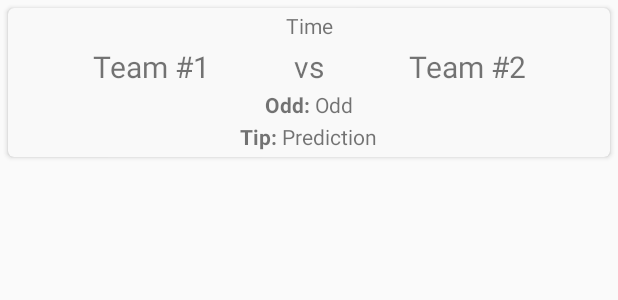
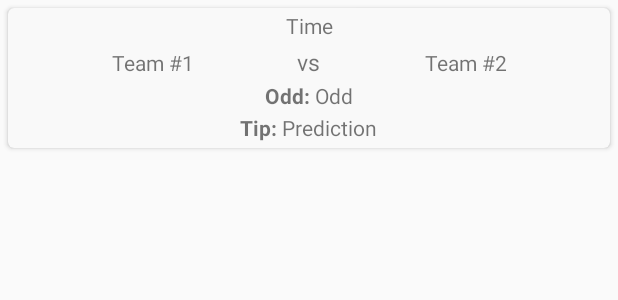
Before and after one commit to ExtinctSpecie/Betman, an Android app: the layout lv_adapter_tv_today.xml on its own in the app's theme, with its tools: preview values and no code run, on a phone screen of 412 x 824 dp. Shown: the top 300 px of the screen. Run offline under Robolectric (Android 15) with nearby library versions, the phone set to English and light mode, and no system bars.

```diff
--- a/Betman/app/build.gradle
+++ b/Betman/app/build.gradle
@@ -26,7 +26,7 @@ android {
                                 onesignal_google_project_number: "950168759880"]
         minSdkVersion 19
         targetSdkVersion 25
-        versionCode 4
+        versionCode 5
         versionName "0.99"
         testInstrumentationRunner "android.support.test.runner.AndroidJUnitRunner"
     }
--- a/Betman/app/src/main/AndroidManifest.xml
+++ b/Betman/app/src/main/AndroidManifest.xml
@@ -7,6 +7,7 @@
     />
 
     <application
+
         android:allowBackup="true"
         android:icon="@mipmap/ic_launcher_football"
         android:label="@string/app_name"
@@ -24,6 +25,9 @@
             </intent-filter>
         </activity>
         <meta-data
+            android:name="com.parse.push.notification_icon"
+            android:resource="@drawable/ic_stat_ic_launcher_football"/>
+        <meta-data
             android:name="io.fabric.ApiKey"
             android:value="8770327527378a1c68edaefd4c29d8ad1a09eaf2" />
     </application>
--- a/Betman/app/src/main/java/com/extinctspecie/betman/adapters/LVAdapterTVToday.java
+++ b/Betman/app/src/main/java/com/extinctspecie/betman/adapters/LVAdapterTVToday.java
@@ -156,6 +156,7 @@ public class LVAdapterTVToday extends BaseAdapter implements RewardedVideoAdList
     }
 
     public void noItemsAvailable() {
+
         adView.findViewById(R.id.adReadyToView).setVisibility(View.GONE);
         adView.setVisibility(View.GONE);
         todayItems.clear();
--- a/Betman/app/src/main/res/layout/lv_adapter_tv_today.xml
+++ b/Betman/app/src/main/res/layout/lv_adapter_tv_today.xml
@@ -42,29 +42,29 @@
 
                 <TextView
                     android:id="@+id/tvTeamOne"
-                    android:layout_width="0dp"
+                    android:layout_width="wrap_content"
                     android:layout_height="wrap_content"
-                    android:layout_weight="0.4"
+                    android:layout_weight="1"
                     android:gravity="center"
                     android:text="Team #1"
-                    android:textSize="20sp" />
+                     />
 
                 <TextView
                     android:id="@+id/tvVSHelper"
                     android:layout_width="wrap_content"
                     android:layout_height="wrap_content"
-                    android:gravity="center"
+                    android:layout_weight="0"
                     android:text="vs"
-                    android:textSize="20sp" />
+                    android:textSize="15sp" />
 
                 <TextView
                     android:id="@+id/tvTeamTwo"
-                    android:layout_width="0dp"
+                    android:layout_width="wrap_content"
                     android:layout_height="wrap_content"
-                    android:layout_weight="0.4"
+                    android:layout_weight="1"
                     android:gravity="center"
                     android:text="Team #2"
-                    android:textSize="20sp" />
+                     />
 
             </LinearLayout>
 
--- a/Betman/build.gradle
+++ b/Betman/build.gradle
@@ -5,7 +5,7 @@ buildscript {
         jcenter()
     }
     dependencies {
-        classpath 'com.android.tools.build:gradle:2.3.1'
+        classpath 'com.android.tools.build:gradle:2.3.2'
 
         // NOTE: Do not place your application dependencies here; they belong
         // in the individual module build.gradle files
```
Also changed, not shown: Betman/app/src/main/java/com/extinctspecie/betman/adapters/LVAdapterNoItems.java (added, +49 -0 lines), Betman/app/src/main/java/com/extinctspecie/betman/fragments/TabViewToday.java (+3 -11 lines), Betman/app/src/main/java/com/extinctspecie/betman/fragments/TabViewVIPLive.java (+4 -4 lines), Betman/app/src/main/java/com/extinctspecie/betman/fragments/TabViewVIPTips.java (+4 -3 lines), Betman/app/src/main/res/layout/lv_adapter_tv_history.xml (+3 -5 lines), Betman/app/src/main/res/layout/lv_adapter_tv_vip_live.xml (+3 -5 lines), Betman/app/src/main/res/layout/lv_adapter_tv_vip_tips.xml (+6 -8 lines), Betman/app/src/main/res/layout/no_items_available.xml (+19 -2 lines), Betman/app/src/main/res/mipmap-hdpi/ic_launcher_football.png (added), Betman/app/src/main/res/mipmap-mdpi/ic_launcher_football.png (added), Betman/app/src/main/res/mipmap-xhdpi/ic_launcher_football.png (added), Betman/app/src/main/res/mipmap-xxhdpi/ic_launcher_football.png (added), Betman/app/src/main/res/mipmap-xxxhdpi/ic_launcher_football.png (added).
